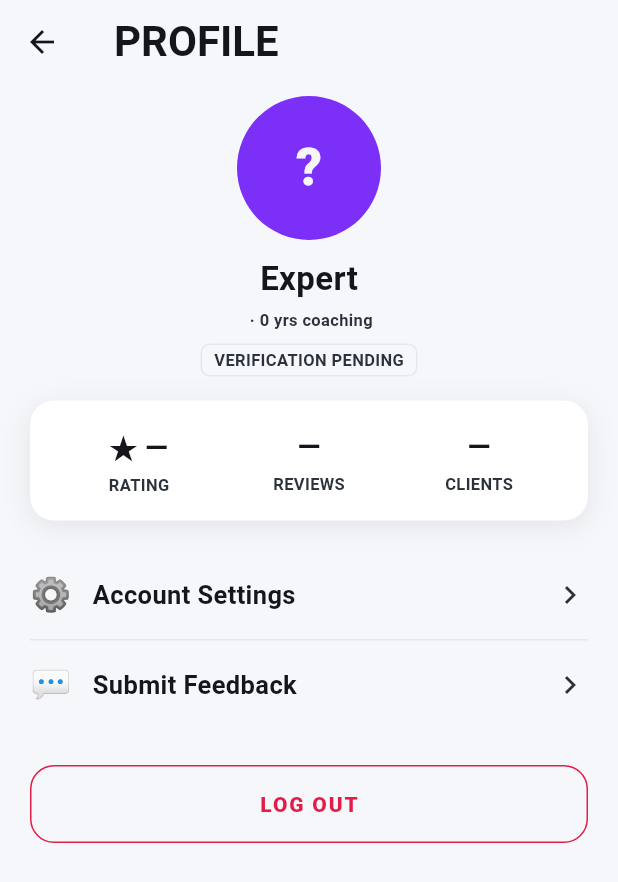
After one commit to cyuanjun/FYP-26-S2-37-app, a Flutter app: the ExpertProfileTab screen opened directly, on a phone screen of 412 x 824 dp. The commit adds this screen. Shown: the top 882 px of the screen. Run offline on Flutter 3.47's test engine with Material 3 defaults, Android fonts, the phone set to English and light mode, and no system bars; our stand-ins replace flutter_riverpod, freezed_annotation, geolocator, go_router, pedometer, share_plus and 1 more; accounts and stored records are empty; generated files the repository leaves out were written again.

Commit message:
feat(experts): dedicated expert shell + UX polish from user feedback
- Expert accounts now get their own 5-tab shell (Home · Services ·
  Requests · Clients · Profile — the wireframes' #20-24 track) instead of
  a role-swapped Experts tab: ExpertHomeTab (reputation + workload),
  ExpertServicesTab (own listings incl. status, read-only),
  ExpertRequestsTab (inbox), ExpertClientsTab (grouped engagements),
  ExpertProfileTab (professional identity + verification + settings +
  log out); HomeShell picks tabs by role; experts skip athlete onboarding
- Input fields: theme-level hairline borders (surface fill on surface
  sheets was invisible) + labels moved OUTSIDE the box in the deliverable
  composer and request/review sheets (box = typing area with hint)
- Request-card actions: matched 44px single-line button pairs (filled +
  outlined same height/radius/type) — no more wrapped mismatched buttons
- Dashboard MY PURCHASES rows: two-row layout (full-width title, then
  expert/date + price + status badge) — titles no longer truncate
- Accepted all pending demo requests on local + hosted per user request
  (re-run seed-demo to restore a pending footer-state demo)

All verified on-simulator (Sam's shell, boxed composer, matched buttons,
Mia's purchases). 168 tests green.

```diff
--- /dev/null
+++ b/app/lib/boundaries/ui/experts/expert_profile_tab.dart
@@ -0,0 +1,162 @@
+import 'package:flutter/material.dart';
+import 'package:flutter_riverpod/flutter_riverpod.dart';
+
+import '../../../controls/authenticate.dart';
+import '../../../controls/browse_experts.dart';
+import '../../../core/theme/app_buttons.dart';
+import '../../../core/theme/app_colors.dart';
+import '../../../core/theme/app_typography.dart';
+import '../common/app_card.dart';
+import '../common/stat_tile.dart';
+import '../common/status_badge.dart';
+import '../profile/account_settings_screen.dart';
+import '../profile/profile_widgets.dart';
+import '../profile/submit_feedback_screen.dart';
+
+/// BOUNDARY (#24 Expert Profile). The expert's own professional identity:
+/// what clients see (title, verification, credentials, specialties, stats),
+/// plus account-level actions. Editing professional info (#24.1) remains
+/// deferred with the full portal.
+class ExpertProfileTab extends ConsumerWidget {
+  const ExpertProfileTab({super.key});
+
+  @override
+  Widget build(BuildContext context, WidgetRef ref) {
+    final me = ref.watch(currentUserIdProvider);
+    final summary =
+        me == null ? null : ref.watch(expertSummaryProvider(me)).value;
+    final identity = summary?.identity;
+    final profile = summary?.profile;
+
+    return Scaffold(
+      backgroundColor: AppColors.bg,
+      appBar: AppBar(
+        titleSpacing: 20,
+        title: const Text('PROFILE', style: AppTypography.title1),
+      ),
+      body: ListView(
+        padding: const EdgeInsets.fromLTRB(20, 8, 20, 24),
+        children: [
+          Column(
+            children: [
+              Container(
+                width: 96,
+                height: 96,
+                alignment: Alignment.center,
+                decoration: const BoxDecoration(
+                    color: AppColors.accent, shape: BoxShape.circle),
+                child: Text(identity?.initials ?? '?',
+                    style: const TextStyle(
+                        color: AppColors.bg,
+                        fontWeight: FontWeight.w800,
+                        fontSize: 34)),
+              ),
+              const SizedBox(height: 10),
+              Text(identity?.displayName ?? 'Expert',
+                  style: AppTypography.title2),
+              const SizedBox(height: 4),
+              Text(
+                  '${profile?.title ?? ''} · '
+                  '${profile?.yearsCoaching ?? 0} yrs coaching',
+                  style: AppTypography.caption2),
+              const SizedBox(height: 8),
+              if (profile?.isVerified ?? false)
+                const StatusBadge('✓ VERIFIED EXPERT',
+                    bg: AppColors.successBright, fg: AppColors.ink)
+              else
+                const StatusBadge('VERIFICATION PENDING',
+                    borderColor: AppColors.faint),
+            ],
+          ),
+          const SizedBox(height: 16),
+          AppCard(
+            child: Row(
+              children: [
+                StatTile('RATING', '★ ${profile?.ratingAvg ?? '—'}',
+                    valueFirst: true),
+                StatTile('REVIEWS', '${profile?.reviewCount ?? '—'}',
+                    valueFirst: true),
+                StatTile('CLIENTS', '${profile?.clientCount ?? '—'}',
+                    valueFirst: true),
+              ],
+            ),
+          ),
+          const SizedBox(height: 20),
+          if ((profile?.about ?? '').isNotEmpty) ...[
+            Text('ABOUT', style: AppTypography.caption2),
+            const SizedBox(height: 8),
+            Text(profile!.about,
+                style: AppTypography.body.copyWith(height: 1.4)),
+            const SizedBox(height: 20),
+          ],
+          if ((profile?.credentials ?? []).isNotEmpty) ...[
+            Text('CREDENTIALS', style: AppTypography.caption2),
+            const SizedBox(height: 8),
+            for (final c in profile!.credentials)
+              Padding(
+                padding: const EdgeInsets.only(bottom: 6),
+                child: Row(
+                  children: [
+                    const Icon(Icons.verified_outlined,
+                        size: 18, color: AppColors.success),
+                    const SizedBox(width: 8),
+                    Expanded(child: Text(c, style: AppTypography.footnote)),
+                  ],
+                ),
+              ),
+            const SizedBox(height: 14),
+          ],
+          if ((profile?.specialties ?? []).isNotEmpty) ...[
+            Text('SPECIALTIES', style: AppTypography.caption2),
+            const SizedBox(height: 8),
+            Wrap(
+              spacing: 8,
+              runSpacing: 8,
+              children: [
+                for (final s in profile!.specialties)
+                  Container(
+                    padding: const EdgeInsets.symmetric(
+                        horizontal: 12, vertical: 6),
+                    decoration: BoxDecoration(
+                      color: AppColors.surface,
+                      borderRadius: BorderRadius.circular(16),
+                      border: Border.all(color: AppColors.faint),
+                    ),
+                    child: Text(s[0].toUpperCase() + s.substring(1),
+                        style: AppTypography.caption2),
+                  ),
+              ],
+            ),
+            const SizedBox(height: 20),
+          ],
+          MenuRow(
+              emoji: '⚙️',
+              label: 'Account Settings',
+              onTap: () => Navigator.of(context, rootNavigator: true).push(
+                  MaterialPageRoute(
+                      builder: (_) => const AccountSettingsScreen()))),
+          const Divider(color: AppColors.faint, height: 1),
+          MenuRow(
+              emoji: '💬',
+              label: 'Submit Feedback',
+              onTap: () => Navigator.of(context, rootNavigator: true).push(
+                  MaterialPageRoute(
+                      builder: (_) => const SubmitFeedbackScreen()))),
+          const SizedBox(height: 24),
+          OutlinedButton(
+            onPressed: () async {
+              await ref.read(authenticateProvider.notifier).signOut();
+              if (context.mounted) {
+                Navigator.of(context).popUntil((r) => r.isFirst);
+              }
+            },
+            style: AppButtonStyles.outlinedDanger(height: 52, radius: 16),
+            child: const Text('LOG OUT',
+                style:
+                    TextStyle(fontWeight: FontWeight.w900, letterSpacing: 1.2)),
+          ),
+        ],
+      ),
+    );
+  }
+}
--- a/app/lib/boundaries/ui/experts/service_detail_screen.dart
+++ b/app/lib/boundaries/ui/experts/service_detail_screen.dart
@@ -270,13 +270,14 @@ class _Footer extends ConsumerWidget {
                   'no card is charged.',
                   style: AppTypography.footnote),
               const SizedBox(height: 12),
+              Text('YOUR GOAL', style: AppTypography.caption2),
+              const SizedBox(height: 6),
               TextField(
                 controller: controller,
                 maxLines: 4,
                 maxLength: 400,
                 onChanged: (_) => setState(() {}),
                 decoration: const InputDecoration(
-                    labelText: 'YOUR GOAL',
                     hintText:
                         'Tell the expert what you want to achieve (required)'),
               ),
@@ -334,13 +335,14 @@ class _Footer extends ConsumerWidget {
                     ),
                 ],
               ),
+              Text('YOUR REVIEW', style: AppTypography.caption2),
+              const SizedBox(height: 6),
               TextField(
                 controller: controller,
                 maxLines: 3,
                 maxLength: 400,
                 onChanged: (_) => setState(() {}),
                 decoration: const InputDecoration(
-                    labelText: 'YOUR REVIEW',
                     hintText: 'How was the engagement? (required)'),
               ),
               const SizedBox(height: 8),
```
Also changed, not shown: app/lib/boundaries/ui/experts/deliverable_composer_sheet.dart (+18 -10 lines), app/lib/boundaries/ui/experts/expert_clients_tab.dart (added, +95 -0 lines), app/lib/boundaries/ui/experts/expert_home_tab.dart (added, +90 -0 lines), app/lib/boundaries/ui/experts/expert_requests_tab.dart (added, +23 -0 lines), app/lib/boundaries/ui/experts/expert_requests_view.dart (+22 -3 lines), app/lib/boundaries/ui/experts/expert_services_tab.dart (added, +86 -0 lines), app/lib/boundaries/ui/experts/experts_tab.dart (+4 -10 lines), app/lib/boundaries/ui/home/home_shell.dart (+46 -16 lines), app/lib/boundaries/ui/home/my_purchases_section.dart (+24 -14 lines), app/lib/core/theme/app_theme.dart (+11 -1 lines), 4 other files.
